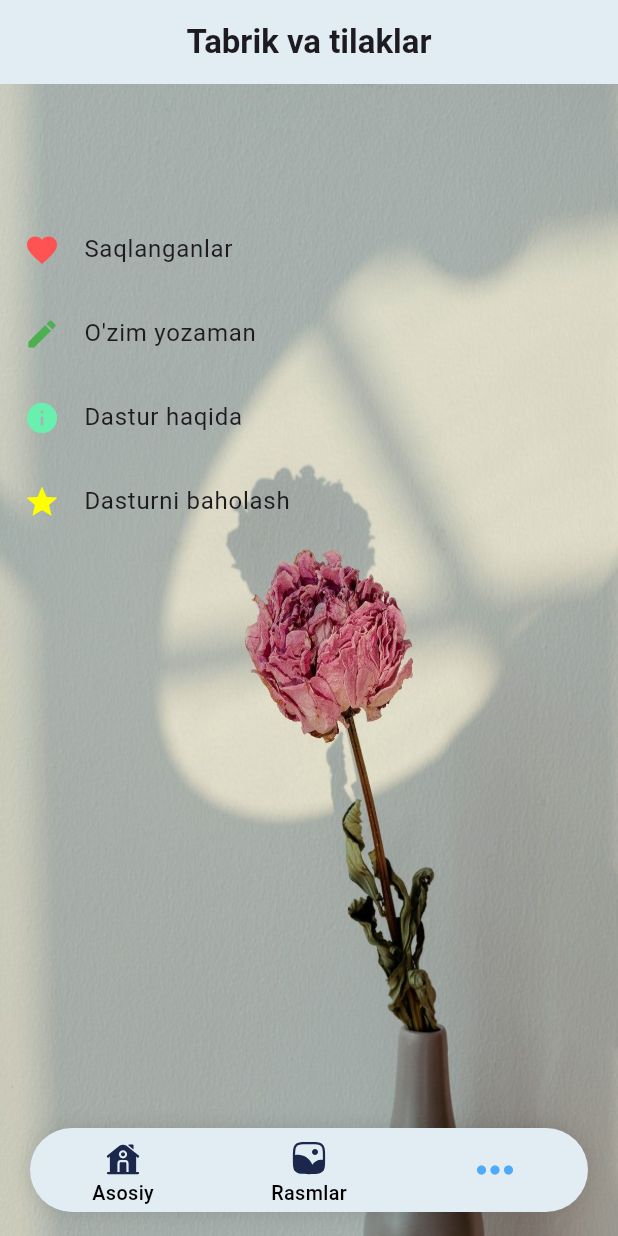
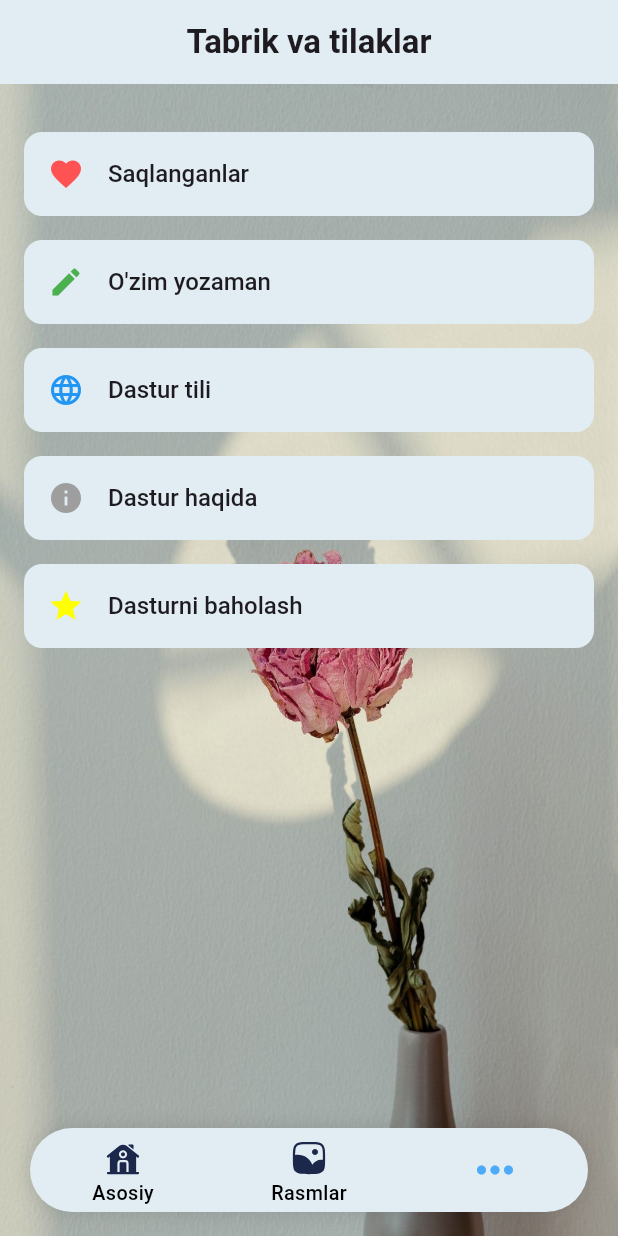
Before and after one commit to AbbosMamadaliyev/tabriknoma-va-tilaklar, a Flutter app: the screen it shows after launch, item 3 of the bottom bar chosen, on a phone screen of 412 x 824 dp. Run offline on Flutter 3.47's test engine with Material 3 defaults, Android fonts, the phone set to English and light mode, and no system bars; our stand-ins replace cached_network_image, connectivity_plus, curved_navigation_bar, dio, easy_localization, equatable and 21 more; missing offline and left inert: flutter_touch_ripple; accounts and stored records are empty; network calls fail.

Commit message:
feat: added language bottom sheet, localization logic

```diff
--- /dev/null
+++ b/assets/translations/en.json
@@ -0,0 +1,4 @@
+{
+  "choose_lang": "Choose language",
+  "confirm": "Confirm"
+}
--- /dev/null
+++ b/assets/translations/ru.json
@@ -0,0 +1,4 @@
+{
+  "choose_lang": "Выберите язык",
+  "confirm": "Подтвердить"
+}
--- /dev/null
+++ b/assets/translations/uz.json
@@ -0,0 +1,4 @@
+{
+  "choose_lang": "Tilni tanlang",
+  "confirm": "Tasdiqlash"
+}
--- a/lib/assets/constants/app_icons.dart
+++ b/lib/assets/constants/app_icons.dart
@@ -6,4 +6,8 @@ class AppIcons {
   static const xBack = 'assets/icons/x_back.svg';
   static const home = 'assets/icons/home-1-svgrepo-com.svg';
   static const gallery = 'assets/icons/gallery-round-svgrepo-com.svg';
+
+  static const flagUz = 'assets/icons/uz_flag.svg';
+  static const flagRu = 'assets/icons/ru_flag.svg';
+  static const flagEn = 'assets/icons/en_flag.svg';
 }
--- a/lib/core/data/singletons/storage_keys.dart
+++ b/lib/core/data/singletons/storage_keys.dart
@@ -13,5 +13,6 @@ class StorageKeys {
   static const isFirstTime = 'isFirstTime';
   static const DeviceId = 'deviceId';
   static const socektSessionId = 'sessionId';
+  static const language = 'language';
   static const currentAppVersion = 'currentAppVersion';
 }
--- a/lib/features/common/presentation/widgets/common_radio.dart
+++ b/lib/features/common/presentation/widgets/common_radio.dart
@@ -37,6 +37,7 @@ class CommonRadio extends StatelessWidget {
               duration: const Duration(milliseconds: 150),
               padding: EdgeInsets.all(value == groupValue ? size / 4 : 0),
               decoration: BoxDecoration(
+                color: value == groupValue ? activeColor : Colors.transparent,
                 shape: BoxShape.circle,
                 border: value == groupValue
                     ? null
--- a/lib/features/more/presentation/more_screen.dart
+++ b/lib/features/more/presentation/more_screen.dart
@@ -1,8 +1,14 @@
 import 'dart:io';
 
+import 'package:easy_localization/easy_localization.dart';
 import 'package:flutter/material.dart';
+import 'package:tabriklar/assets/colors/app_colors.dart';
+import 'package:tabriklar/core/data/singletons/service_locator.dart';
+import 'package:tabriklar/core/data/singletons/storage.dart';
+import 'package:tabriklar/features/common/presentation/widgets/lang_bottomsheet.dart';
 import 'package:tabriklar/features/components/custom_alert_dialog.dart';
 import 'package:tabriklar/main_navigation.dart';
+import 'package:tabriklar/utils/extensions.dart';
 import 'package:url_launcher/url_launcher_string.dart';
 
 class MoreFunctionsScreen extends StatefulWidget {
@@ -19,7 +25,7 @@ class _MoreFunctionsScreenState extends State<MoreFunctionsScreen> {
       crossAxisAlignment: CrossAxisAlignment.start,
       mainAxisSize: MainAxisSize.max,
       children: [
-        SizedBox(height: MediaQuery.of(context).size.height * 0.1),
+        const SizedBox(height: 24),
         _buildListTile(
           'Saqlanganlar',
           Icons.favorite,
@@ -34,9 +40,33 @@ class _MoreFunctionsScreenState extends State<MoreFunctionsScreen> {
           Colors.green,
           () => Navigator.of(context).pushNamed(MainNavigationNames.writing),
         ),
-        _buildListTile('Dastur haqida', Icons.info, Colors.greenAccent, () {
+        _buildListTile(
+          'Dastur tili',
+          Icons.language,
+          Colors.blue,
+          () {
+            showModalBottomSheet(
+              context: context,
+              builder: (context) => LanguageBottomSheet(
+                locale: context.locale.languageCode,
+                onTapX: () {},
+              ),
+            ).then((value) async {
+              if (value is String) {
+                await context.setLocale(Locale(value.toString()));
+                await StorageRepository.putString(StorageKeys.language, value.toString());
+                // serviceLocator<DioSettings>().setBaseOptions(lang: value);
+                await resetLocator();
+
+                setState(() {});
+              }
+            });
+          },
+        ),
+        _buildListTile('Dastur haqida', Icons.info, Colors.grey, () {
           _showDialog();
         }),
+
         if (Platform.isAndroid)
           _buildListTile(
             'Dasturni baholash',
@@ -58,11 +88,21 @@ class _MoreFunctionsScreenState extends State<MoreFunctionsScreen> {
     );
   }
 
-  ListTile _buildListTile(String title, IconData icon, Color color, void Function() func) {
-    return ListTile(
-      onTap: func,
-      leading: Icon(icon, color: color),
-      title: Text(title),
+  Container _buildListTile(String title, IconData icon, Color color, void Function() func) {
+    return Container(
+      margin: const EdgeInsets.symmetric(vertical: 8, horizontal: 16),
+      decoration: BoxDecoration(
+        borderRadius: BorderRadius.circular(12),
+        color: AppColors.navBarColor,
+      ),
+      child: ListTile(
+        onTap: func,
+        leading: Icon(icon, color: color),
+        title: Text(
+          title,
+          style: context.textTheme.displaySmall!.copyWith(fontSize: 16, fontWeight: FontWeight.w500),
+        ),
+      ),
     );
   }
 
--- a/lib/main_navigation.dart
+++ b/lib/main_navigation.dart
@@ -30,7 +30,10 @@ class MainNavigation {
   String initialRoute() => MainNavigationNames.splash;
 
   final routes = <String, Widget Function(BuildContext)>{
-    MainNavigationNames.mainScreen: (context) => const MainScreen(),
+    MainNavigationNames.mainScreen: (context) => MediaQuery(
+          data: MediaQuery.of(context).copyWith(textScaler: const TextScaler.linear(1.0)),
+          child: const MainScreen(),
+        ),
     MainNavigationNames.splash: (context) => const SplashPage(),
     MainNavigationNames.noConnection: (context) => const NoConnection(),
     MainNavigationNames.congratulations: (context) => const CongratulationsWidget(),
--- a/pubspec.yaml
+++ b/pubspec.yaml
@@ -24,6 +24,7 @@ dependencies:
   firebase_core: ^1.12.0
 
   firebase_core_platform_interface: 4.5.1
+  easy_localization:
 
 
 
@@ -83,6 +84,7 @@ flutter:
     - assets/happy.db
     - assets/images/
     - assets/icons/
+    - assets/translations/
   #   - images/a_dot_burr.jpeg
   #   - images/a_dot_ham.jpeg
 
```
Also changed, not shown: lib/features/common/presentation/widgets/lang_bottomsheet.dart (added, +133 -0 lines), lib/features/common/presentation/widgets/language_title.dart (added, +65 -0 lines), lib/main.dart (+19 -1 lines), assets/icons/en_flag.svg (added), assets/icons/ru_flag.svg (added), assets/icons/uz_flag.svg (added), lib/generated/codegen_loader.g.dart (added), lib/generated/locale_keys.g.dart (added), pubspec.lock, 3 other files.
